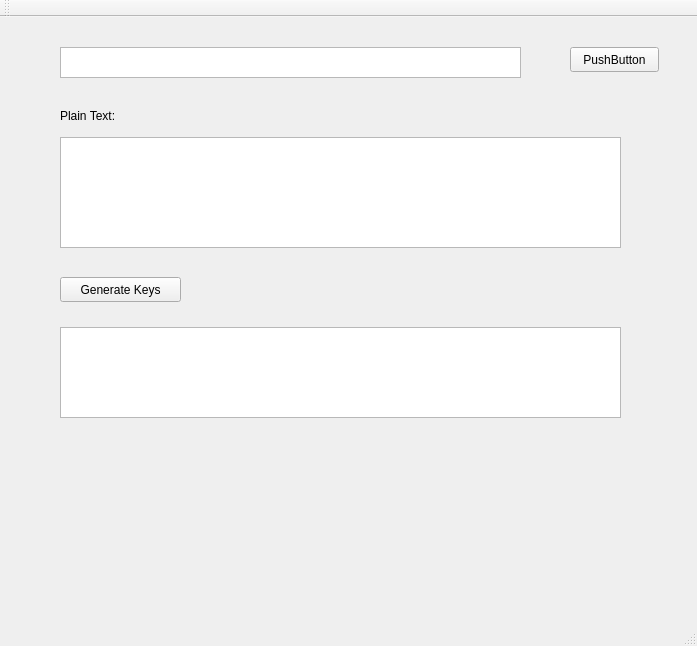
First picture: the form in open-ssl/my-crypto/mainwindow.ui, repository areshta/cpp-edu, before the edit.
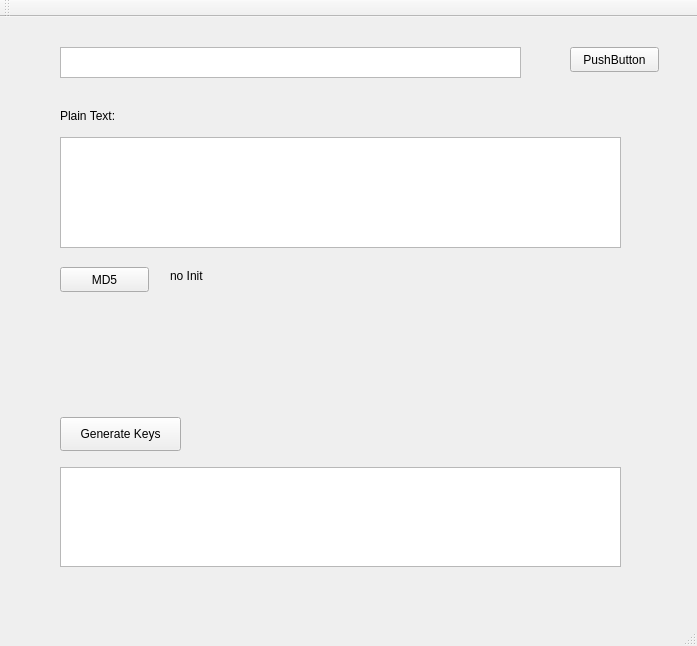
Second picture: the form after the edit.

The edit to the form file:
```diff
--- a/open-ssl/my-crypto/mainwindow.ui
+++ b/open-ssl/my-crypto/mainwindow.ui
@@ -72,9 +72,9 @@
     <property name="geometry">
      <rect>
       <x>60</x>
-      <y>260</y>
+      <y>400</y>
       <width>121</width>
-      <height>25</height>
+      <height>34</height>
      </rect>
     </property>
     <property name="text">
@@ -85,12 +85,38 @@
     <property name="geometry">
      <rect>
       <x>60</x>
-      <y>310</y>
+      <y>450</y>
       <width>561</width>
-      <height>91</height>
+      <height>100</height>
      </rect>
     </property>
    </widget>
+   <widget class="QPushButton" name="pushButton_MD5">
+    <property name="geometry">
+     <rect>
+      <x>60</x>
+      <y>250</y>
+      <width>89</width>
+      <height>25</height>
+     </rect>
+    </property>
+    <property name="text">
+     <string>MD5</string>
+    </property>
+   </widget>
+   <widget class="QLabel" name="label_MD5">
+    <property name="geometry">
+     <rect>
+      <x>170</x>
+      <y>250</y>
+      <width>451</width>
+      <height>17</height>
+     </rect>
+    </property>
+    <property name="text">
+     <string>no Init</string>
+    </property>
+   </widget>
   </widget>
   <widget class="QMenuBar" name="menuBar">
    <property name="geometry">
```
